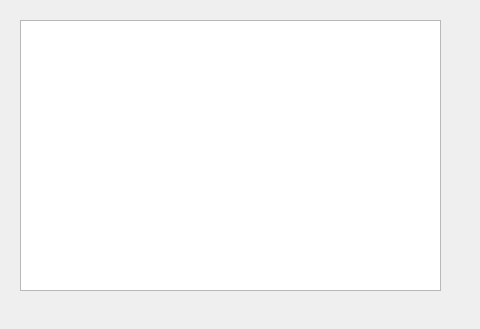
Qt form HistoryWindow.ui (Nemkof/Pacman-Among-Us) before a commit.
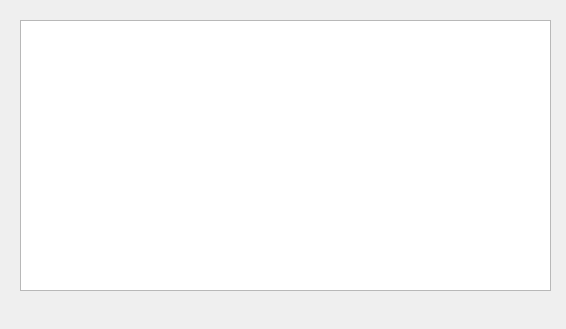
The same form after that commit.

What changed in the file:
```diff
--- a/HistoryWindow.ui
+++ b/HistoryWindow.ui
@@ -6,7 +6,7 @@
    <rect>
     <x>0</x>
     <y>0</y>
-    <width>480</width>
+    <width>566</width>
     <height>329</height>
    </rect>
   </property>
@@ -18,7 +18,7 @@
     <rect>
      <x>20</x>
      <y>20</y>
-     <width>421</width>
+     <width>531</width>
      <height>271</height>
     </rect>
    </property>
```
